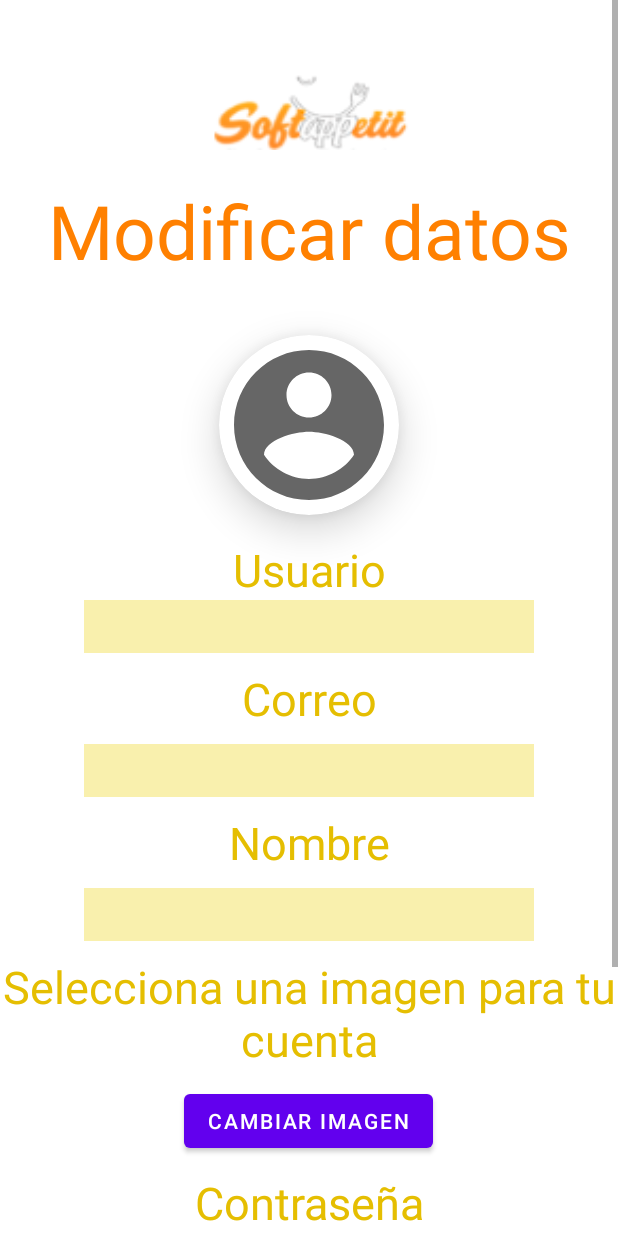
After one commit to DanielFalconGuerra/App_3636, an Android app: the layout activity_user_settings.xml on its own in the app's theme, with its tools: preview values and no code run, on a phone screen of 412 x 824 dp. The commit adds this screen. Run offline under Robolectric (Android 15) with nearby library versions, the phone set to English and light mode, and no system bars.

Commit message:
Banner de usuario agregado

```diff
--- a/app/src/main/java/com/example/a3636/MainActivity.java
+++ b/app/src/main/java/com/example/a3636/MainActivity.java
@@ -129,6 +129,11 @@ public class MainActivity extends AppCompatActivity {
                     });
                     btnLoginMain.setBackgroundColor(Color.rgb(255, 128, 0));
                     btnLoginMain.setOnClickListener(view -> {
+                        String dir = (String) direccion.getText();
+                        String[] textElements = dir.split(",");
+                        int index = textElements[2].indexOf(" ", 1);
+                        ciudad = textElements[2].substring(index);
+
                         ((MyLocation)getApplication()).setLocation(ciudad);
                         Intent Login = new Intent(MainActivity.this, Login.class);
                         startActivity(Login);
--- a/app/src/main/java/com/example/a3636/More.java
+++ b/app/src/main/java/com/example/a3636/More.java
@@ -34,6 +34,10 @@ public class More extends AppCompatActivity {
         EditText txtAddress = findViewById(R.id.txtAddress);
         EditText txtPhone = findViewById(R.id.txtPhone);
         EditText txtAddEmail = findViewById(R.id.txtAddEmail);
+
+        String location = ((MyLocation)getApplication()).getLocation();
+        Toast.makeText(this,"Ubicacion: " + location,Toast.LENGTH_SHORT).show();
+
         btnJoin.setOnClickListener(view -> {
             //Redaccion de correo
             String message = "Buen día.\nDeseo que mi restaurante sea agregado a su sistema Softappetit.\nMis datos son los siguientes: \n"+
--- a/app/src/main/java/com/example/a3636/RegisterUser.java
+++ b/app/src/main/java/com/example/a3636/RegisterUser.java
@@ -31,6 +31,10 @@ public class RegisterUser extends AppCompatActivity {
     protected void onCreate(Bundle savedInstanceState) {
         super.onCreate(savedInstanceState);
         setContentView(R.layout.activity_register_user);
+
+        String location = ((MyLocation)getApplication()).getLocation();
+        Toast.makeText(this,"Ubicacion: " + location,Toast.LENGTH_SHORT).show();
+
         DatabaseConnection dbConnection = new DatabaseConnection();
         btnSelectImage = findViewById(R.id.btnSelectImage);
         btnSelectImage.setBackgroundColor(Color.rgb(255, 128, 0));
--- a/app/src/main/java/com/example/a3636/ShowRestaurantsFound.java
+++ b/app/src/main/java/com/example/a3636/ShowRestaurantsFound.java
@@ -44,6 +44,10 @@ public class ShowRestaurantsFound extends AppCompatActivity {
             }
             @Override
             public void onAnimationEnd(Animator animation) {
+
+                String location = ((MyLocation)getApplication()).getLocation();
+                Toast.makeText(ShowRestaurantsFound.this,"Ubicacion: " + location,Toast.LENGTH_LONG).show();
+
                 Log.e("Animation:", "end");
                 imageAnimation.setVisibility(View.GONE);
                 logoSoft.setVisibility(View.INVISIBLE);
--- a/app/src/main/java/com/example/a3636/SomethingYouMightLike.java
+++ b/app/src/main/java/com/example/a3636/SomethingYouMightLike.java
@@ -24,6 +24,10 @@ public class SomethingYouMightLike extends AppCompatActivity {
     protected void onCreate(Bundle savedInstanceState) {
         super.onCreate(savedInstanceState);
         setContentView(R.layout.activity_something_you_might_like);
+
+        String location = ((MyLocation)getApplication()).getLocation();
+        Toast.makeText(this,"Ubicacion: " + location,Toast.LENGTH_SHORT).show();
+
 
         LinearLayout dataBusinessLayout = (LinearLayout) findViewById(R.id.dataBusinessLayout);
         LinearLayout layoutFunction = new LinearLayout(this);
--- a/app/src/main/res/layout/activity_login.xml
+++ b/app/src/main/res/layout/activity_login.xml
@@ -7,6 +7,7 @@
     tools:context=".Login"
     android:background="@color/white">
     <LinearLayout
+        android:id="@+id/layoutLogin"
         android:layout_width="match_parent"
         android:layout_height="match_parent"
         android:orientation="vertical"
@@ -26,6 +27,7 @@
             android:layout_marginVertical="20dp"/>
 
         <LinearLayout
+            android:id="@+id/layoutLoginComplete"
             android:layout_width="match_parent"
             android:layout_height="wrap_content"
             android:orientation="vertical"
--- /dev/null
+++ b/app/src/main/res/layout/activity_user_settings.xml
@@ -0,0 +1,148 @@
+<?xml version="1.0" encoding="utf-8"?>
+<androidx.constraintlayout.widget.ConstraintLayout xmlns:android="http://schemas.android.com/apk/res/android"
+    xmlns:app="http://schemas.android.com/apk/res-auto"
+    xmlns:tools="http://schemas.android.com/tools"
+    android:layout_width="match_parent"
+    android:layout_height="match_parent"
+    tools:context=".UserSettings">
+    <RelativeLayout
+        android:layout_width="match_parent"
+        android:layout_height="match_parent"
+        android:background="@color/white"
+        android:gravity="center">
+        <ScrollView
+            android:layout_width="match_parent"
+            android:layout_height="wrap_content">
+            <LinearLayout
+                android:layout_marginVertical="50dp"
+                android:layout_width="match_parent"
+                android:layout_height="wrap_content"
+                android:orientation="vertical">
+                <ImageView
+                    android:layout_width="140dp"
+                    android:layout_height="50dp"
+                    android:background="@mipmap/logosoft"
+                    android:layout_gravity="center"/>
+                <TextView
+                    android:layout_width="match_parent"
+                    android:layout_height="wrap_content"
+                    android:text="Modificar datos"
+                    android:textSize="50sp"
+                    android:gravity="center"
+                    android:textColor="@color/orange"
+                    android:layout_marginBottom="80dp"
+                    android:layout_marginVertical="20dp"/>
+                <androidx.cardview.widget.CardView
+                    android:layout_width="120dp"
+                    android:layout_height="120dp"
+                    android:layout_centerInParent="true"
+                    android:layout_margin="16dp"
+                    android:foregroundGravity="center"
+                    app:cardCornerRadius="160dp"
+                    app:cardElevation="16dp"
+                    android:layout_gravity="center">
+                    <ImageView
+                        android:id="@+id/imageUserSessionSettings"
+                        android:layout_width="match_parent"
+                        android:layout_height="match_parent"
+                        android:scaleType="centerCrop"
+                        android:src="@drawable/ic_baseline_account_circle_24" />
+                </androidx.cardview.widget.CardView>
+                <TextView
+                    android:layout_width="match_parent"
+                    android:layout_height="wrap_content"
+                    android:text="Usuario"
+                    android:textSize="30sp"
+                    android:gravity="center"
+                    android:textColor="@color/yellow"/>
+                <EditText
+                    android:id="@+id/newUserSettings"
+                    android:layout_width="300dp"
+                    android:layout_height="35dp"
+                    android:layout_gravity="center"
+                    android:background="@color/yellowEditText"
+                    android:textColor="@color/black"/>
+                <TextView
+                    android:layout_width="match_parent"
+                    android:layout_height="wrap_content"
+                    android:text="Correo"
+                    android:textSize="30sp"
+                    android:gravity="center"
+                    android:textColor="@color/yellow"
+                    android:layout_marginVertical="10dp"/>
+                <EditText
+                    android:id="@+id/newMailSettings"
+                    android:layout_width="300dp"
+                    android:layout_height="35dp"
+                    android:layout_gravity="center"
+                    android:background="@color/yellowEditText"
+                    android:textColor="@color/black"/>
+                <TextView
+                    android:layout_width="match_parent"
+                    android:layout_height="wrap_content"
+                    android:text="Nombre"
+                    android:textSize="30sp"
+                    android:gravity="center"
+                    android:textColor="@color/yellow"
+                    android:layout_marginVertical="10dp"/>
+                <EditText
+                    android:id="@+id/newNameSettings"
+                    android:layout_width="300dp"
+                    android:layout_height="35dp"
+                    android:layout_gravity="center"
+                    android:background="@color/yellowEditText"
+                    android:textColor="@color/black"/>
+                <TextView
+                    android:layout_width="match_parent"
+                    android:layout_height="wrap_content"
+                    android:text="Selecciona una imagen para tu cuenta"
+                    android:textSize="30sp"
+                    android:gravity="center"
+                    android:textColor="@color/yellow"
+                    android:layout_marginVertical="10dp"
+                    />
+                <Button
+                    android:id="@+id/btnSelectImageSettings"
+                    android:layout_width="wrap_content"
+                    android:layout_height="wrap_content"
+                    android:text="Cambiar imagen"
+                    android:layout_gravity="center"/>
+                <TextView
+                    android:layout_width="match_parent"
+                    android:layout_height="wrap_content"
+                    android:text="Contraseña"
+                    android:textSize="30sp"
+                    android:gravity="center"
+                    android:textColor="@color/yellow"
+                    android:layout_marginVertical="10dp"
+                    />
+                <EditText
+                    android:id="@+id/newPasswordSettings"
+                    android:layout_width="300dp"
+                    android:layout_height="35dp"
+                    android:layout_gravity="center"
+                    android:background="@color/yellowEditText"
+                    android:textColor="@color/black"
+                    android:inputType="textPassword"/>
+
+                <Button
+                    android:id="@+id/BtnRegisterUser"
+                    android:layout_width="wrap_content"
+                    android:layout_height="wrap_content"
+                    android:layout_gravity="center"
+                    android:layout_marginVertical="20dp"
+                    android:text="Actualizar información"/>
+
+                <Button
+                    android:id="@+id/BtnChangeLocation"
+                    android:layout_width="wrap_content"
+                    android:layout_height="wrap_content"
+                    android:layout_gravity="center"
+                    android:text="Cambiar ubicacion"/>
+                <LinearLayout
+                    android:layout_width="match_parent"
+                    android:layout_height="50dp"/>
+            </LinearLayout>
+        </ScrollView>
+    </RelativeLayout>
+</androidx.constraintlayout.widget.ConstraintLayout>
```
Also changed, not shown: app/src/main/AndroidManifest.xml (+5 -2 lines), app/src/main/java/com/example/a3636/Interface3636.java (+11 -3 lines), app/src/main/java/com/example/a3636/Login.java (+74 -5 lines), app/src/main/java/com/example/a3636/UserSettings.java (added, +59 -0 lines), app/src/main/java/com/example/a3636/database/DatabaseConnection.java (+22 -0 lines).
